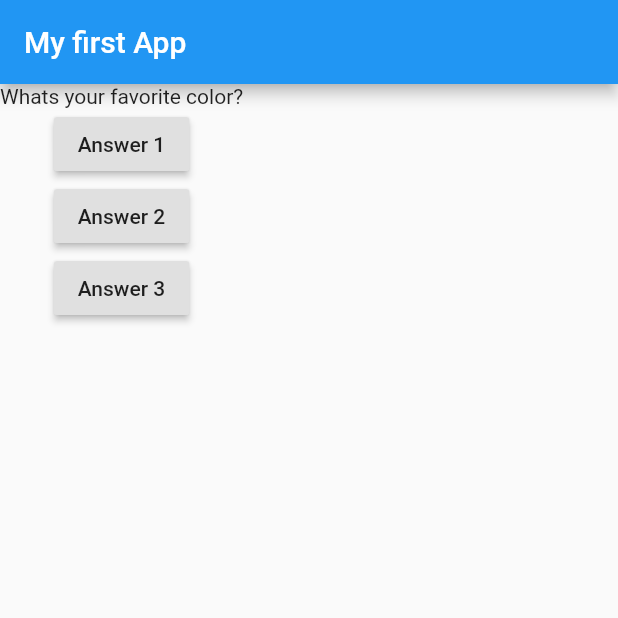
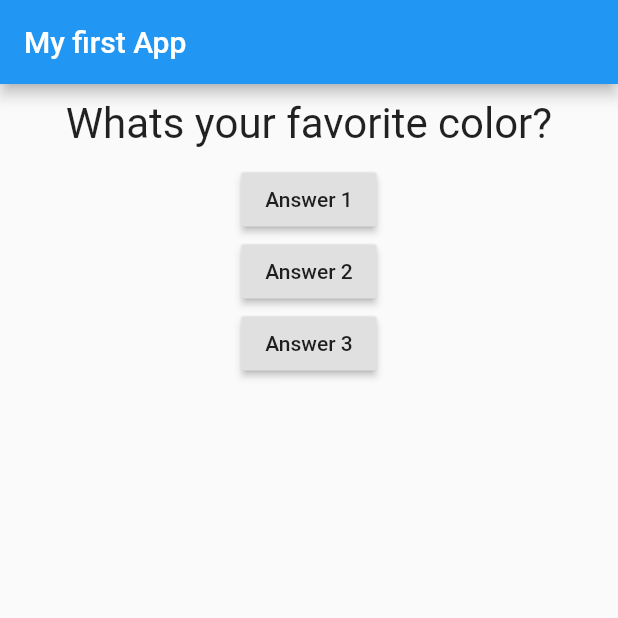
Before and after one commit to jimdis/udemy_flutter1, a Flutter app: the screen it shows after launch, on a phone screen of 412 x 824 dp, the top half of it. Run offline on Flutter 3.47's test engine with Material 2 defaults, Android fonts, the phone set to English and light mode, and no system bars.

Commit message:
Adding question widget

```diff
--- a/lib/main.dart
+++ b/lib/main.dart
@@ -1,15 +1,17 @@
 import 'package:flutter/material.dart';
+
+import './question.dart';
 
 void main() => runApp(MyApp());
 
 class MyApp extends StatefulWidget {
   @override
   State<StatefulWidget> createState() {
-    return MyAppState();
+    return _MyAppState();
   }
 }
 
-class MyAppState extends State<MyApp> {
+class _MyAppState extends State<MyApp> {
   var _questionIndex = 0;
   void _answerQuestion() {
     setState(() {
@@ -31,7 +33,7 @@ class MyAppState extends State<MyApp> {
         ),
         body: Column(
           children: [
-            Text(questions[_questionIndex]),
+            Question(questions[_questionIndex]),
             RaisedButton(
               child: Text('Answer 1'),
               onPressed: _answerQuestion,
--- /dev/null
+++ b/lib/question.dart
@@ -0,0 +1,20 @@
+import 'package:flutter/material.dart';
+
+class Question extends StatelessWidget {
+  final String _questionText;
+
+  Question(this._questionText);
+
+  @override
+  Widget build(BuildContext context) {
+    return Container(
+      width: double.infinity,
+      margin: EdgeInsets.all(10),
+      child: Text(
+        this._questionText,
+        style: TextStyle(fontSize: 28),
+        textAlign: TextAlign.center,
+      ),
+    );
+  }
+}
```
